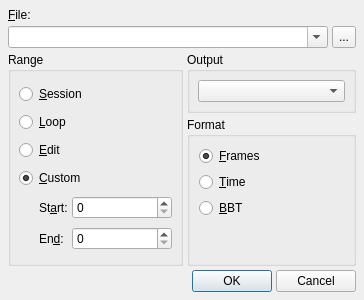
This is src/qtractorExportForm.ui in rncbc/qtractor as Qt 5 draws it before an edit. The edited form follows.
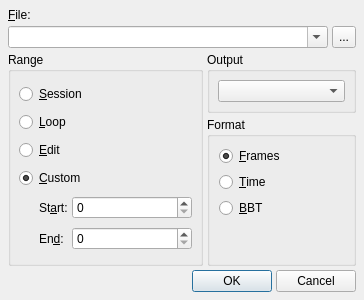
This is the edited form. Icons and pictures are not drawn. Custom widgets are drawn as their Qt base class.

```diff
--- a/src/qtractorExportForm.ui
+++ b/src/qtractorExportForm.ui
@@ -200,7 +200,7 @@
        <widget class="qtractorSpinBox" name="ExportStartSpinBox" >
         <property name="minimumSize" >
          <size>
-          <width>100</width>
+          <width>120</width>
           <height>0</height>
          </size>
         </property>
@@ -223,7 +223,7 @@
        <widget class="qtractorSpinBox" name="ExportEndSpinBox" >
         <property name="minimumSize" >
          <size>
-          <width>100</width>
+          <width>120</width>
           <height>0</height>
          </size>
         </property>
```
